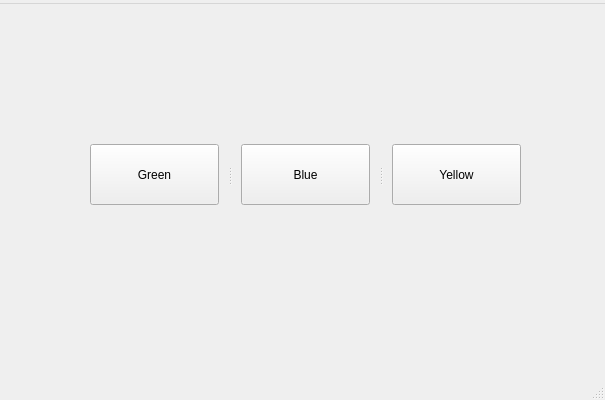
This is test_builds/test_arzi/arzi.ui in SpaceCatMonster/NG_2021_Arzi_Archiver as Qt 5 draws it before an edit. The edited form follows.
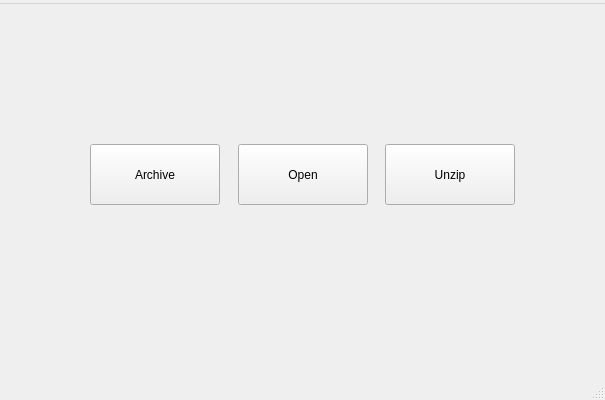
This is the edited form.

```diff
--- a/test_builds/test_arzi/arzi.ui
+++ b/test_builds/test_arzi/arzi.ui
@@ -51,60 +51,56 @@
      <number>0</number>
     </property>
     <widget class="QWidget" name="main_window">
-     <widget class="QSplitter" name="splitter">
-      <property name="enabled">
-       <bool>true</bool>
-      </property>
+     <widget class="QPushButton" name="b_yellow">
       <property name="geometry">
        <rect>
-        <x>80</x>
+        <x>375</x>
         <y>140</y>
-        <width>431</width>
+        <width>130</width>
         <height>61</height>
        </rect>
       </property>
-      <property name="sizePolicy">
-       <sizepolicy hsizetype="Fixed" vsizetype="Fixed">
-        <horstretch>0</horstretch>
-        <verstretch>0</verstretch>
-       </sizepolicy>
+      <property name="text">
+       <string>Unzip</string>
       </property>
-      <property name="orientation">
-       <enum>Qt::Horizontal</enum>
-      </property>
-      <property name="opaqueResize">
-       <bool>false</bool>
-      </property>
-      <property name="handleWidth">
-       <number>22</number>
-      </property>
-      <property name="childrenCollapsible">
-       <bool>false</bool>
-      </property>
+     </widget>
       <widget class="QPushButton" name="b_green">
        <property name="enabled">
         <bool>true</bool>
        </property>
+      <property name="geometry">
+       <rect>
+        <x>80</x>
+        <y>140</y>
+        <width>130</width>
+        <height>61</height>
+       </rect>
+      </property>
        <property name="autoFillBackground">
         <bool>false</bool>
        </property>
+      <property name="styleSheet">
+       <string notr="true"/>
+      </property>
        <property name="text">
-        <string>Green</string>
+       <string>Archive</string>
        </property>
       </widget>
       <widget class="QPushButton" name="b_blue">
        <property name="enabled">
         <bool>true</bool>
        </property>
-       <property name="text">
-        <string>Blue</string>
-       </property>
-      </widget>
-      <widget class="QPushButton" name="b_yellow">
+      <property name="geometry">
+       <rect>
+        <x>228</x>
+        <y>140</y>
+        <width>130</width>
+        <height>61</height>
+       </rect>
+      </property>
        <property name="text">
-        <string>Yellow</string>
-       </property>
-      </widget>
+       <string>Open</string>
+      </property>
      </widget>
     </widget>
     <widget class="QWidget" name="green_window">
```
Lines whose indentation alone changed are shown as unchanged.
